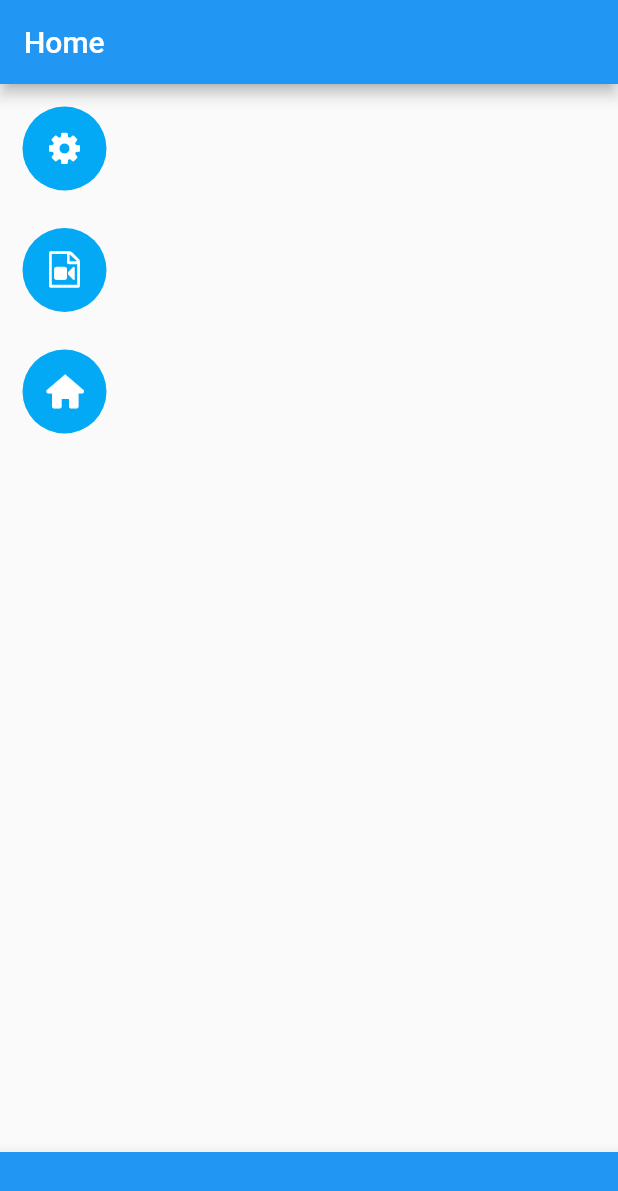
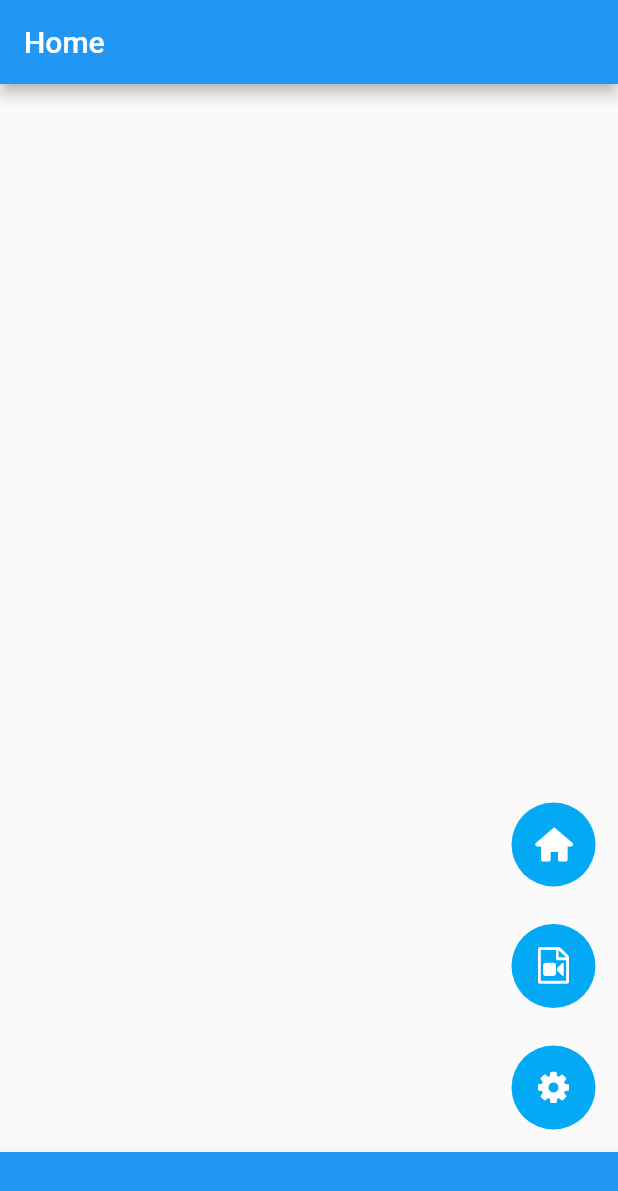
Before and after one commit to BigDeeEss/dash_cam_app, a Flutter app: the screen it shows after launch, on a phone screen of 412 x 824 dp. Shown: the top 1191 px of the screen. Run offline on Flutter 3.47's test engine with Material 2 defaults, Android fonts, the phone set to English and light mode, and no system bars.

Commit message:
Implemented row or column option for button alignment in ButtonArray.
Uses the Flex class and managed by buttonAxis in AppSettings.

Need to correct the automatic padding as currently the space between buttons varies depending on the axis chosen.

```diff
--- a/lib/app_settings.dart
+++ b/lib/app_settings.dart
@@ -9,8 +9,14 @@ class AppSettings {
 
   /// [buttonAlignment] defines the anchor point for button placement
   /// in ButtonArray class.
-  // static Alignment buttonAlignment = Alignment.bottomRight;
-  static Alignment buttonAlignment = Alignment.topLeft;
+  // static Alignment buttonAlignment = Alignment.bottomLeft;
+  static Alignment buttonAlignment = Alignment.bottomRight;
+  // static Alignment buttonAlignment = Alignment.topLeft;
+  // static Alignment buttonAlignment = Alignment.topRight;
+
+  /// [buttonAxis] sets the button axis in ButtonArray.
+  // static Axis buttonAxis = Axis.horizontal;
+  static Axis buttonAxis = Axis.vertical;
 
   /// [buttonPaddingDown] defines the padding for downward direction
   /// button positioning in Button class.
@@ -23,7 +29,7 @@ class AppSettings {
   );
 
   /// [buttonPaddingCrossAxis] defines the cross axis padding between buttons.
-  static double buttonPaddingCrossAxis = 15;
+  static double buttonPaddingCrossAxis = 15.0;
 
   /// [buttonPaddingMainAxis] defines the main axis padding between buttons.
   static double buttonPaddingMainAxis = 15.0;
--- a/lib/button_array.dart
+++ b/lib/button_array.dart
@@ -129,8 +129,6 @@ class _ButtonArrayState extends State<ButtonArray> {
 
   @override
   Widget build(BuildContext context) {
-    //
-
     //  Use a Container-Align-Column construct to position items in the list
     //  generated by [slidingButtonList].
     return Container(
@@ -144,7 +142,12 @@ class _ButtonArrayState extends State<ButtonArray> {
       //  Specs provided by AppSettings.
       child: Align(
         alignment: AppSettings.buttonAlignment,
-        child: Column(
+        // child: Column(
+        child: Flex(
+          direction: AppSettings.buttonAxis,
+          textDirection: (AppSettings.buttonAlignment.x < 0)
+              ? TextDirection.ltr
+              : TextDirection.rtl,
           crossAxisAlignment: CrossAxisAlignment.center,
           verticalDirection: (AppSettings.buttonAlignment.y < 0)
               ? VerticalDirection.down
```
